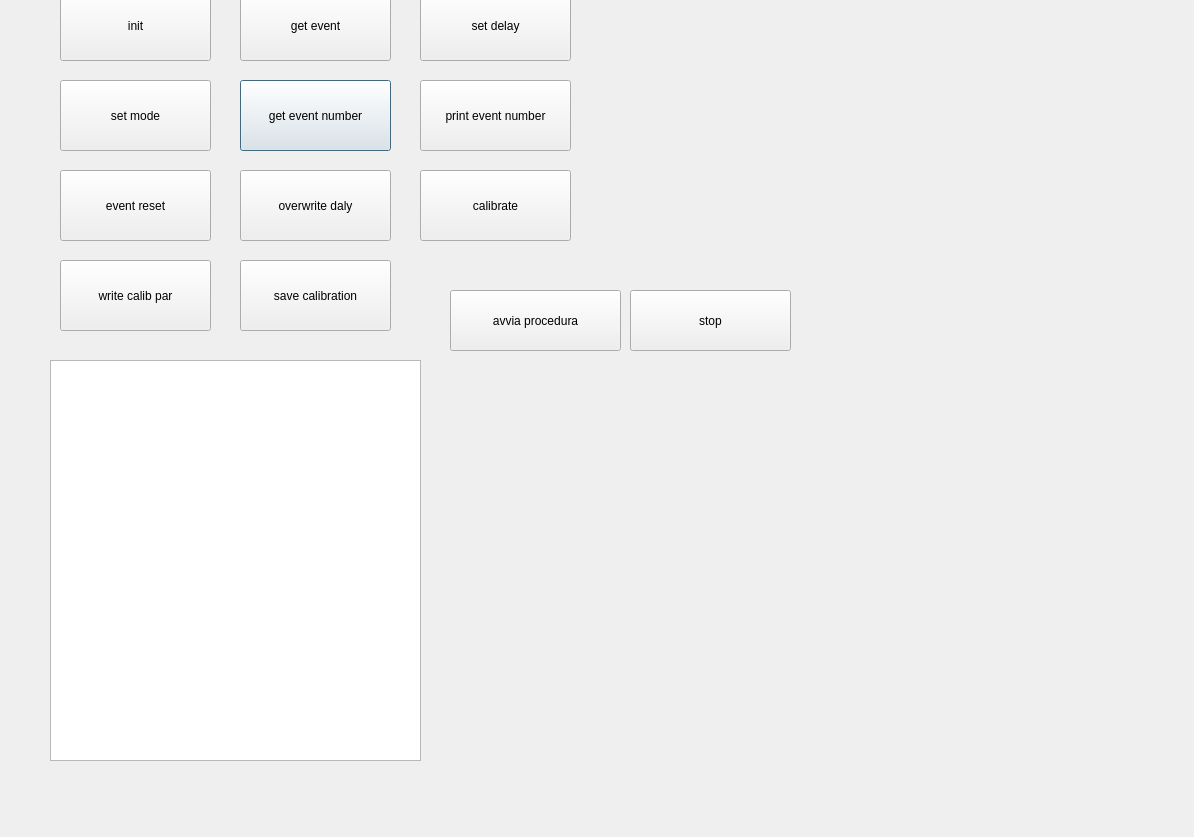
This is client/comandiprincipali.ui in emanuele-villa/oca-pDUNE-DAQ as Qt 5 draws it before an edit. The edited form follows.
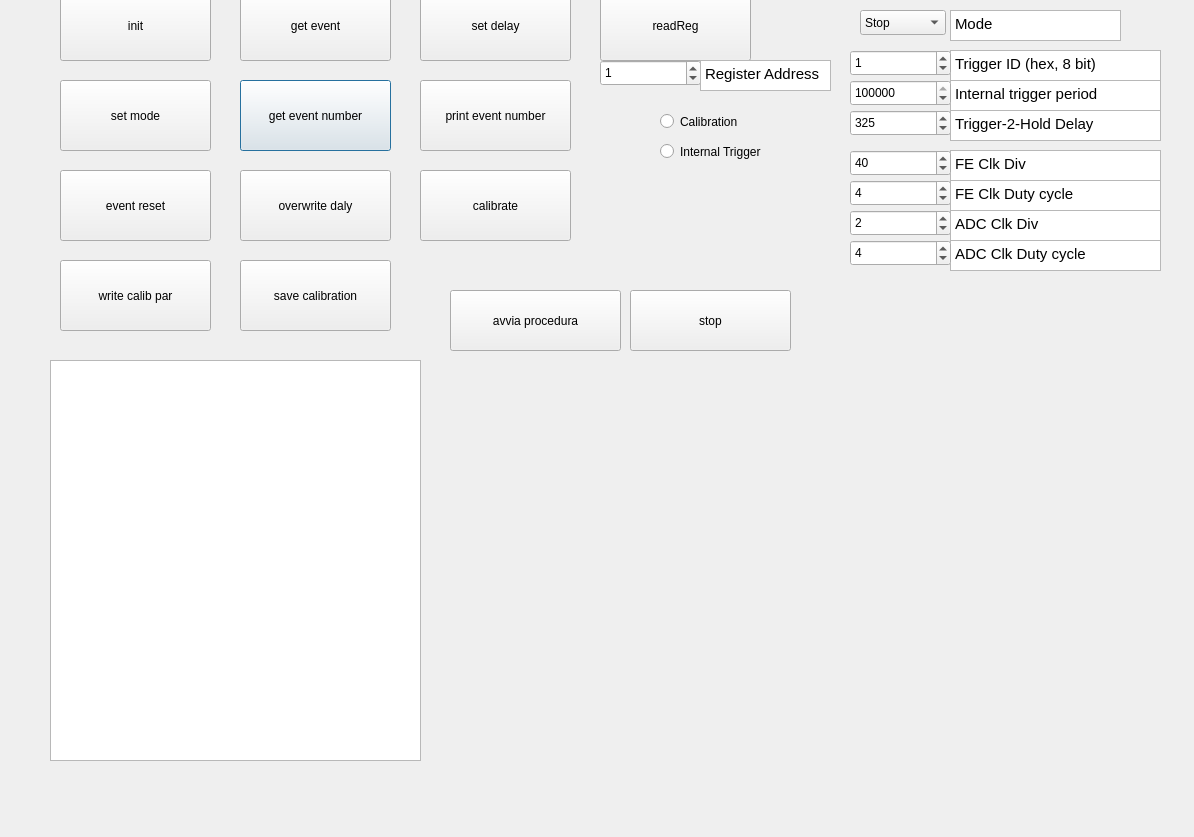
This is the edited form. Custom widgets are drawn as their Qt base class.

What changed in the file:
```diff
--- a/client/comandiprincipali.ui
+++ b/client/comandiprincipali.ui
@@ -202,6 +202,370 @@
     <string>set mode</string>
    </property>
   </widget>
+  <widget class="QPushButton" name="readReg">
+   <property name="geometry">
+    <rect>
+     <x>600</x>
+     <y>-10</y>
+     <width>151</width>
+     <height>71</height>
+    </rect>
+   </property>
+   <property name="text">
+    <string>readReg</string>
+   </property>
+  </widget>
+  <widget class="QRadioButton" name="calibrationRadio">
+   <property name="geometry">
+    <rect>
+     <x>660</x>
+     <y>110</y>
+     <width>131</width>
+     <height>23</height>
+    </rect>
+   </property>
+   <property name="text">
+    <string>Calibration</string>
+   </property>
+  </widget>
+  <widget class="QRadioButton" name="intTrigRadio">
+   <property name="geometry">
+    <rect>
+     <x>660</x>
+     <y>140</y>
+     <width>141</width>
+     <height>23</height>
+    </rect>
+   </property>
+   <property name="text">
+    <string>Internal Trigger</string>
+   </property>
+  </widget>
+  <widget class="QSpinBox" name="TrigDelay">
+   <property name="geometry">
+    <rect>
+     <x>850</x>
+     <y>110</y>
+     <width>101</width>
+     <height>26</height>
+    </rect>
+   </property>
+   <property name="maximum">
+    <number>65535</number>
+   </property>
+   <property name="value">
+    <number>325</number>
+   </property>
+   <property name="displayIntegerBase">
+    <number>10</number>
+   </property>
+  </widget>
+  <widget class="QTextBrowser" name="textBrowser">
+   <property name="geometry">
+    <rect>
+     <x>950</x>
+     <y>110</y>
+     <width>211</width>
+     <height>31</height>
+    </rect>
+   </property>
+   <property name="html">
+    <string>&lt;!DOCTYPE HTML PUBLIC &quot;-//W3C//DTD HTML 4.0//EN&quot; &quot;http://www.w3.org/TR/REC-html40/strict.dtd&quot;&gt;
+&lt;html&gt;&lt;head&gt;&lt;meta name=&quot;qrichtext&quot; content=&quot;1&quot; /&gt;&lt;style type=&quot;text/css&quot;&gt;
+p, li { white-space: pre-wrap; }
+&lt;/style&gt;&lt;/head&gt;&lt;body style=&quot; font-family:'Ubuntu'; font-size:11pt; font-weight:400; font-style:normal;&quot;&gt;
+&lt;p style=&quot; margin-top:0px; margin-bottom:0px; margin-left:0px; margin-right:0px; -qt-block-indent:0; text-indent:0px;&quot;&gt;Trigger-2-Hold Delay&lt;/p&gt;&lt;/body&gt;&lt;/html&gt;</string>
+   </property>
+  </widget>
+  <widget class="QComboBox" name="modeBox">
+   <property name="geometry">
+    <rect>
+     <x>860</x>
+     <y>10</y>
+     <width>86</width>
+     <height>25</height>
+    </rect>
+   </property>
+   <item>
+    <property name="text">
+     <string>Stop</string>
+    </property>
+   </item>
+   <item>
+    <property name="text">
+     <string>Start</string>
+    </property>
+   </item>
+  </widget>
+  <widget class="QTextBrowser" name="textBrowser_2">
+   <property name="geometry">
+    <rect>
+     <x>950</x>
+     <y>10</y>
+     <width>171</width>
+     <height>31</height>
+    </rect>
+   </property>
+   <property name="html">
+    <string>&lt;!DOCTYPE HTML PUBLIC &quot;-//W3C//DTD HTML 4.0//EN&quot; &quot;http://www.w3.org/TR/REC-html40/strict.dtd&quot;&gt;
+&lt;html&gt;&lt;head&gt;&lt;meta name=&quot;qrichtext&quot; content=&quot;1&quot; /&gt;&lt;style type=&quot;text/css&quot;&gt;
+p, li { white-space: pre-wrap; }
+&lt;/style&gt;&lt;/head&gt;&lt;body style=&quot; font-family:'Ubuntu'; font-size:11pt; font-weight:400; font-style:normal;&quot;&gt;
+&lt;p style=&quot; margin-top:0px; margin-bottom:0px; margin-left:0px; margin-right:0px; -qt-block-indent:0; text-indent:0px;&quot;&gt;Mode&lt;/p&gt;&lt;/body&gt;&lt;/html&gt;</string>
+   </property>
+  </widget>
+  <widget class="QTextBrowser" name="textBrowser_3">
+   <property name="geometry">
+    <rect>
+     <x>950</x>
+     <y>80</y>
+     <width>211</width>
+     <height>31</height>
+    </rect>
+   </property>
+   <property name="html">
+    <string>&lt;!DOCTYPE HTML PUBLIC &quot;-//W3C//DTD HTML 4.0//EN&quot; &quot;http://www.w3.org/TR/REC-html40/strict.dtd&quot;&gt;
+&lt;html&gt;&lt;head&gt;&lt;meta name=&quot;qrichtext&quot; content=&quot;1&quot; /&gt;&lt;style type=&quot;text/css&quot;&gt;
+p, li { white-space: pre-wrap; }
+&lt;/style&gt;&lt;/head&gt;&lt;body style=&quot; font-family:'Ubuntu'; font-size:11pt; font-weight:400; font-style:normal;&quot;&gt;
+&lt;p style=&quot; margin-top:0px; margin-bottom:0px; margin-left:0px; margin-right:0px; -qt-block-indent:0; text-indent:0px;&quot;&gt;Internal trigger period&lt;/p&gt;&lt;/body&gt;&lt;/html&gt;</string>
+   </property>
+  </widget>
+  <widget class="QSpinBox" name="intTrigPeriod">
+   <property name="geometry">
+    <rect>
+     <x>850</x>
+     <y>80</y>
+     <width>101</width>
+     <height>26</height>
+    </rect>
+   </property>
+   <property name="maximum">
+    <number>999999999</number>
+   </property>
+   <property name="value">
+    <number>50000000</number>
+   </property>
+   <property name="displayIntegerBase">
+    <number>10</number>
+   </property>
+  </widget>
+  <widget class="QTextBrowser" name="textBrowser_4">
+   <property name="geometry">
+    <rect>
+     <x>950</x>
+     <y>50</y>
+     <width>211</width>
+     <height>31</height>
+    </rect>
+   </property>
+   <property name="html">
+    <string>&lt;!DOCTYPE HTML PUBLIC &quot;-//W3C//DTD HTML 4.0//EN&quot; &quot;http://www.w3.org/TR/REC-html40/strict.dtd&quot;&gt;
+&lt;html&gt;&lt;head&gt;&lt;meta name=&quot;qrichtext&quot; content=&quot;1&quot; /&gt;&lt;style type=&quot;text/css&quot;&gt;
+p, li { white-space: pre-wrap; }
+&lt;/style&gt;&lt;/head&gt;&lt;body style=&quot; font-family:'Ubuntu'; font-size:11pt; font-weight:400; font-style:normal;&quot;&gt;
+&lt;p style=&quot; margin-top:0px; margin-bottom:0px; margin-left:0px; margin-right:0px; -qt-block-indent:0; text-indent:0px;&quot;&gt;Trigger ID (hex, 8 bit)&lt;/p&gt;&lt;/body&gt;&lt;/html&gt;</string>
+   </property>
+  </widget>
+  <widget class="QSpinBox" name="DetID">
+   <property name="geometry">
+    <rect>
+     <x>850</x>
+     <y>50</y>
+     <width>101</width>
+     <height>26</height>
+    </rect>
+   </property>
+   <property name="maximum">
+    <number>255</number>
+   </property>
+   <property name="value">
+    <number>1</number>
+   </property>
+   <property name="displayIntegerBase">
+    <number>16</number>
+   </property>
+  </widget>
+  <widget class="QTextBrowser" name="textBrowser_5">
+   <property name="geometry">
+    <rect>
+     <x>950</x>
+     <y>150</y>
+     <width>211</width>
+     <height>31</height>
+    </rect>
+   </property>
+   <property name="html">
+    <string>&lt;!DOCTYPE HTML PUBLIC &quot;-//W3C//DTD HTML 4.0//EN&quot; &quot;http://www.w3.org/TR/REC-html40/strict.dtd&quot;&gt;
+&lt;html&gt;&lt;head&gt;&lt;meta name=&quot;qrichtext&quot; content=&quot;1&quot; /&gt;&lt;style type=&quot;text/css&quot;&gt;
+p, li { white-space: pre-wrap; }
+&lt;/style&gt;&lt;/head&gt;&lt;body style=&quot; font-family:'Ubuntu'; font-size:11pt; font-weight:400; font-style:normal;&quot;&gt;
+&lt;p style=&quot; margin-top:0px; margin-bottom:0px; margin-left:0px; margin-right:0px; -qt-block-indent:0; text-indent:0px;&quot;&gt;FE Clk Div&lt;/p&gt;&lt;/body&gt;&lt;/html&gt;</string>
+   </property>
+  </widget>
+  <widget class="QSpinBox" name="feClkDiv">
+   <property name="geometry">
+    <rect>
+     <x>850</x>
+     <y>150</y>
+     <width>101</width>
+     <height>26</height>
+    </rect>
+   </property>
+   <property name="maximum">
+    <number>65535</number>
+   </property>
+   <property name="value">
+    <number>40</number>
+   </property>
+   <property name="displayIntegerBase">
+    <number>10</number>
+   </property>
+  </widget>
+  <widget class="QSpinBox" name="feClkDuty">
+   <property name="geometry">
+    <rect>
+     <x>850</x>
+     <y>180</y>
+     <width>101</width>
+     <height>26</height>
+    </rect>
+   </property>
+   <property name="maximum">
+    <number>15</number>
+   </property>
+   <property name="value">
+    <number>4</number>
+   </property>
+   <property name="displayIntegerBase">
+    <number>10</number>
+   </property>
+  </widget>
+  <widget class="QTextBrowser" name="textBrowser_6">
+   <property name="geometry">
+    <rect>
+     <x>950</x>
+     <y>180</y>
+     <width>211</width>
+     <height>31</height>
+    </rect>
+   </property>
+   <property name="html">
+    <string>&lt;!DOCTYPE HTML PUBLIC &quot;-//W3C//DTD HTML 4.0//EN&quot; &quot;http://www.w3.org/TR/REC-html40/strict.dtd&quot;&gt;
+&lt;html&gt;&lt;head&gt;&lt;meta name=&quot;qrichtext&quot; content=&quot;1&quot; /&gt;&lt;style type=&quot;text/css&quot;&gt;
+p, li { white-space: pre-wrap; }
+&lt;/style&gt;&lt;/head&gt;&lt;body style=&quot; font-family:'Ubuntu'; font-size:11pt; font-weight:400; font-style:normal;&quot;&gt;
+&lt;p style=&quot; margin-top:0px; margin-bottom:0px; margin-left:0px; margin-right:0px; -qt-block-indent:0; text-indent:0px;&quot;&gt;FE Clk Duty cycle&lt;/p&gt;&lt;/body&gt;&lt;/html&gt;</string>
+   </property>
+  </widget>
+  <widget class="QSpinBox" name="adcClkDiv">
+   <property name="geometry">
+    <rect>
+     <x>850</x>
+     <y>210</y>
+     <width>101</width>
+     <height>26</height>
+    </rect>
+   </property>
+   <property name="maximum">
+    <number>65535</number>
+   </property>
+   <property name="value">
+    <number>2</number>
+   </property>
+   <property name="displayIntegerBase">
+    <number>10</number>
+   </property>
+  </widget>
+  <widget class="QTextBrowser" name="textBrowser_7">
+   <property name="geometry">
+    <rect>
+     <x>950</x>
+     <y>210</y>
+     <width>211</width>
+     <height>31</height>
+    </rect>
+   </property>
+   <property name="html">
+    <string>&lt;!DOCTYPE HTML PUBLIC &quot;-//W3C//DTD HTML 4.0//EN&quot; &quot;http://www.w3.org/TR/REC-html40/strict.dtd&quot;&gt;
+&lt;html&gt;&lt;head&gt;&lt;meta name=&quot;qrichtext&quot; content=&quot;1&quot; /&gt;&lt;style type=&quot;text/css&quot;&gt;
+p, li { white-space: pre-wrap; }
+&lt;/style&gt;&lt;/head&gt;&lt;body style=&quot; font-family:'Ubuntu'; font-size:11pt; font-weight:400; font-style:normal;&quot;&gt;
+&lt;p style=&quot; margin-top:0px; margin-bottom:0px; margin-left:0px; margin-right:0px; -qt-block-indent:0; text-indent:0px;&quot;&gt;ADC Clk Div&lt;/p&gt;&lt;/body&gt;&lt;/html&gt;</string>
+   </property>
+  </widget>
+  <widget class="QTextBrowser" name="textBrowser_8">
+   <property name="geometry">
+    <rect>
+     <x>950</x>
+     <y>240</y>
+     <width>211</width>
+     <height>31</height>
+    </rect>
+   </property>
+   <property name="html">
+    <string>&lt;!DOCTYPE HTML PUBLIC &quot;-//W3C//DTD HTML 4.0//EN&quot; &quot;http://www.w3.org/TR/REC-html40/strict.dtd&quot;&gt;
+&lt;html&gt;&lt;head&gt;&lt;meta name=&quot;qrichtext&quot; content=&quot;1&quot; /&gt;&lt;style type=&quot;text/css&quot;&gt;
+p, li { white-space: pre-wrap; }
+&lt;/style&gt;&lt;/head&gt;&lt;body style=&quot; font-family:'Ubuntu'; font-size:11pt; font-weight:400; font-style:normal;&quot;&gt;
+&lt;p style=&quot; margin-top:0px; margin-bottom:0px; margin-left:0px; margin-right:0px; -qt-block-indent:0; text-indent:0px;&quot;&gt;ADC Clk Duty cycle&lt;/p&gt;&lt;/body&gt;&lt;/html&gt;</string>
+   </property>
+  </widget>
+  <widget class="QSpinBox" name="adcClkDuty">
+   <property name="geometry">
+    <rect>
+     <x>850</x>
+     <y>240</y>
+     <width>101</width>
+     <height>26</height>
+    </rect>
+   </property>
+   <property name="maximum">
+    <number>15</number>
+   </property>
+   <property name="value">
+    <number>4</number>
+   </property>
+   <property name="displayIntegerBase">
+    <number>10</number>
+   </property>
+  </widget>
+  <widget class="QSpinBox" name="regAddr">
+   <property name="geometry">
+    <rect>
+     <x>600</x>
+     <y>60</y>
+     <width>101</width>
+     <height>26</height>
+    </rect>
+   </property>
+   <property name="maximum">
+    <number>32</number>
+   </property>
+   <property name="value">
+    <number>1</number>
+   </property>
+   <property name="displayIntegerBase">
+    <number>16</number>
+   </property>
+  </widget>
+  <widget class="QTextBrowser" name="textBrowser_9">
+   <property name="geometry">
+    <rect>
+     <x>700</x>
+     <y>60</y>
+     <width>131</width>
+     <height>31</height>
+    </rect>
+   </property>
+   <property name="html">
+    <string>&lt;!DOCTYPE HTML PUBLIC &quot;-//W3C//DTD HTML 4.0//EN&quot; &quot;http://www.w3.org/TR/REC-html40/strict.dtd&quot;&gt;
+&lt;html&gt;&lt;head&gt;&lt;meta name=&quot;qrichtext&quot; content=&quot;1&quot; /&gt;&lt;style type=&quot;text/css&quot;&gt;
+p, li { white-space: pre-wrap; }
+&lt;/style&gt;&lt;/head&gt;&lt;body style=&quot; font-family:'Ubuntu'; font-size:11pt; font-weight:400; font-style:normal;&quot;&gt;
+&lt;p style=&quot; margin-top:0px; margin-bottom:0px; margin-left:0px; margin-right:0px; -qt-block-indent:0; text-indent:0px;&quot;&gt;Register Address&lt;/p&gt;&lt;/body&gt;&lt;/html&gt;</string>
+   </property>
+  </widget>
  </widget>
  <customwidgets>
   <customwidget>
```
Left out of the diff: 2 changed lines with no effect on the pictures.
